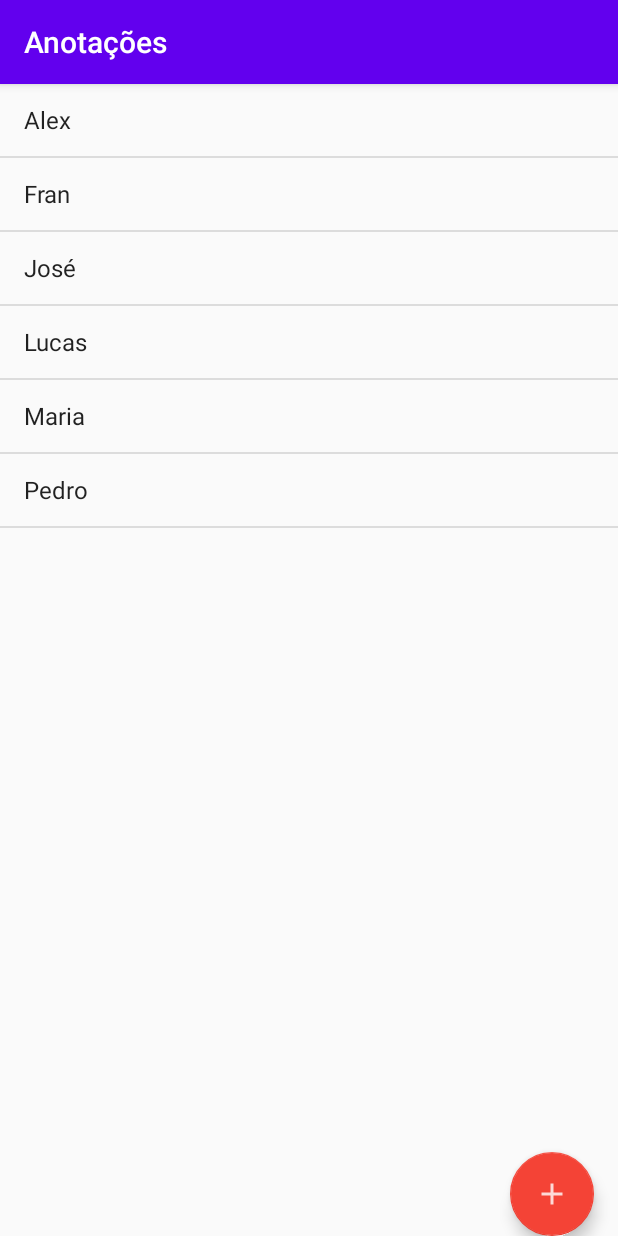
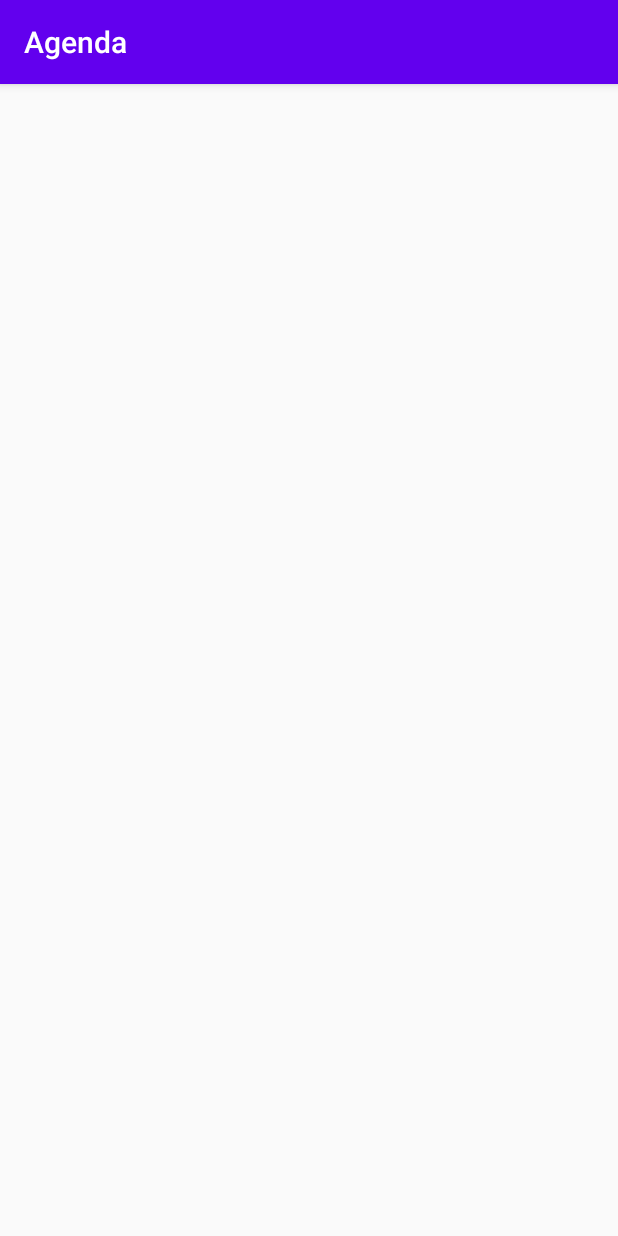
Before and after one commit to Lucasmaciiel/agenda-android, an Android app: the screen it shows after launch (MainActivity before the commit, CadastroActivity after it), on a phone screen of 412 x 824 dp. Run offline under Robolectric (Android 15) with nearby library versions, the phone set to English and light mode, and no system bars.

Commit message:
Create activity register

```diff
--- a/app/build.gradle
+++ b/app/build.gradle
@@ -26,6 +26,7 @@ android {
 dependencies {
     implementation fileTree(dir: 'libs', include: ['*.jar'])
     implementation 'androidx.appcompat:appcompat:1.1.0'
+    implementation 'androidx.constraintlayout:constraintlayout:1.1.3'
     testImplementation 'junit:junit:4.12'
     androidTestImplementation 'androidx.test.ext:junit:1.1.1'
     androidTestImplementation 'androidx.test.espresso:espresso-core:3.2.0'
--- a/app/src/main/java/br/com/lmg/MainActivity.java
+++ /dev/null
@@ -1,34 +0,0 @@
-package br.com.lmg;
-
-        import android.app.Activity;
-        import android.os.Bundle;
-        import android.widget.ArrayAdapter;
-        import android.widget.ListView;
-        import android.widget.TextView;
-
-        import java.util.ArrayList;
-        import java.util.Arrays;
-        import java.util.List;
-
-        import androidx.annotation.Nullable;
-        import androidx.appcompat.app.AppCompatActivity;
-
-public class MainActivity extends AppCompatActivity {
-
-    @Override
-    protected void onCreate(@Nullable Bundle savedInstanceState) {
-        super.onCreate(savedInstanceState);
-        TextView aluno = new TextView(this);
-        setContentView(R.layout.activity_main);
-        setTitle("Anotações");
-
-        List<String> alunos = new ArrayList<String>(Arrays.asList("Alex", "Fran", "José", "Lucas", "Maria", "Pedro"));
-
-        ListView listaDeAlunos = (ListView) findViewById(R.id.activity_main_lista_de_alunos);
-        listaDeAlunos.setAdapter(new ArrayAdapter<String>(
-                this,
-                 android.R.layout.simple_list_item_1,
-                 alunos));
-
-    }
-}
--- /dev/null
+++ b/app/src/main/java/br/com/lmg/ui/activity/CadastroActivity.java
@@ -0,0 +1,15 @@
+package br.com.lmg.ui.activity;
+
+import androidx.appcompat.app.AppCompatActivity;
+import br.com.lmg.R;
+
+import android.os.Bundle;
+
+public class CadastroActivity extends AppCompatActivity {
+
+    @Override
+    protected void onCreate(Bundle savedInstanceState) {
+        super.onCreate(savedInstanceState);
+        setContentView(R.layout.activity_cadastro);
+    }
+}
--- /dev/null
+++ b/app/src/main/res/layout/activity_cadastro.xml
@@ -0,0 +1,9 @@
+<?xml version="1.0" encoding="utf-8"?>
+<androidx.constraintlayout.widget.ConstraintLayout xmlns:android="http://schemas.android.com/apk/res/android"
+    xmlns:app="http://schemas.android.com/apk/res-auto"
+    xmlns:tools="http://schemas.android.com/tools"
+    android:layout_width="match_parent"
+    android:layout_height="match_parent"
+    tools:context=".ui.activity.CadastroActivity">
+
+</androidx.constraintlayout.widget.ConstraintLayout>
--- a/app/src/main/res/layout/activity_main.xml
+++ b/app/src/main/res/layout/activity_lista_anotacoes.xml
@@ -5,7 +5,7 @@
     android:layout_height="wrap_content">
 
     <ListView
-        android:id="@+id/activity_main_lista_de_alunos"
+        android:id="@+id/activity_lista_anotacoes_listView"
         android:layout_width="match_parent"
         android:layout_height="match_parent"
         android:layout_alignParentStart="true"
@@ -14,10 +14,10 @@
     </ListView>
 
     <com.google.android.material.floatingactionbutton.FloatingActionButton
-        android:id="@+id/activity_main_fab_novo_aluno"
+        android:id="@+id/activity_lista_anotacoes_fab_nova_anotacao"
         android:layout_width="wrap_content"
         android:layout_height="wrap_content"
-        android:layout_alignBottom="@+id/activity_main_lista_de_alunos"
+        android:layout_alignBottom="@+id/activity_lista_anotacoes_listView"
         android:layout_alignParentEnd="true"
         android:layout_alignParentBottom="true"
         android:layout_marginStart="16dp"
```
Also changed, not shown: app/src/main/AndroidManifest.xml (+13 -4 lines), app/src/main/java/br/com/lmg/ui/activity/ListaAnotacoesActivity.java (added, +34 -0 lines).
